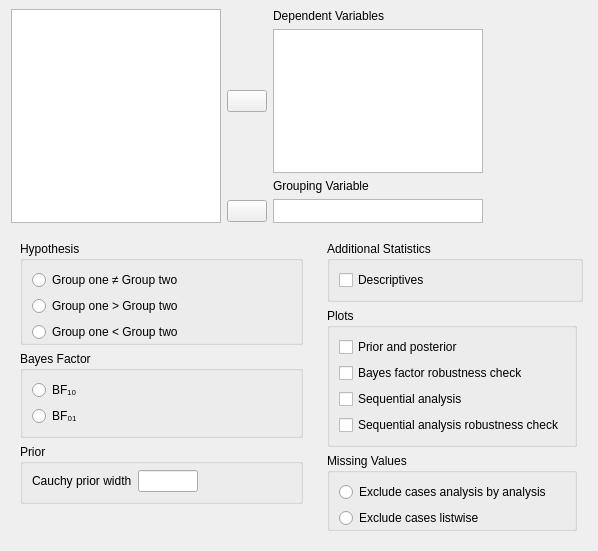
jasp-stats/jasp-desktop, file JASP-Desktop/analysisforms/ttestbayesianindependentsamplesform.ui: the form before one commit.
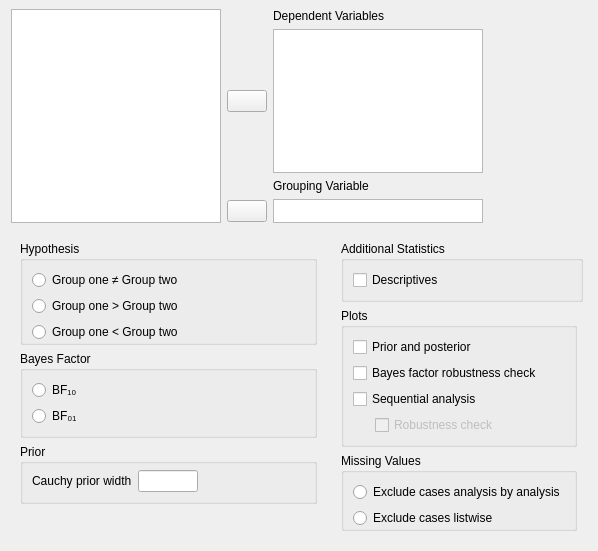
The form after the commit. Custom widgets are drawn as their Qt base class.

Commit message: T-Tests UI: made robustness check a sub option

What changed in the file:
```diff
--- a/JASP-Desktop/analysisforms/ttestbayesianindependentsamplesform.ui
+++ b/JASP-Desktop/analysisforms/ttestbayesianindependentsamplesform.ui
@@ -267,32 +267,45 @@
         <property name="flat">
          <bool>true</bool>
         </property>
-        <layout class="QGridLayout" name="gridLayout_12">
-         <item row="1" column="0">
+        <layout class="QGridLayout" name="gridLayout_4">
+         <item row="0" column="0" colspan="2">
+          <widget class="BoundCheckBox" name="plotPriorAndPosterior">
+           <property name="text">
+            <string>Prior and posterior</string>
+           </property>
+          </widget>
+         </item>
+         <item row="1" column="0" colspan="2">
           <widget class="BoundCheckBox" name="plotBayesFactorRobustness">
            <property name="text">
             <string>Bayes factor robustness check</string>
            </property>
           </widget>
          </item>
-         <item row="2" column="0">
+         <item row="2" column="0" colspan="2">
           <widget class="BoundCheckBox" name="plotSequentialAnalysis">
            <property name="text">
             <string>Sequential analysis</string>
            </property>
           </widget>
          </item>
-         <item row="0" column="0">
-          <widget class="BoundCheckBox" name="plotPriorAndPosterior">
-           <property name="text">
-            <string>Prior and posterior</string>
-           </property>
-          </widget>
-         </item>
          <item row="3" column="0">
+          <widget class="QWidget" name="widget_4" native="true">
+           <property name="maximumSize">
+            <size>
+             <width>16</width>
+             <height>16777215</height>
+            </size>
+           </property>
+          </widget>
+         </item>
+         <item row="3" column="1">
           <widget class="BoundCheckBox" name="plotSequentialAnalysisRobustness">
+           <property name="enabled">
+            <bool>false</bool>
+           </property>
            <property name="text">
-            <string>Sequential analysis robustness check</string>
+            <string>Robustness check</string>
            </property>
           </widget>
          </item>
```
Left out of the diff: 19 changed lines with no effect on the pictures. The commit also changes 2 other files.
